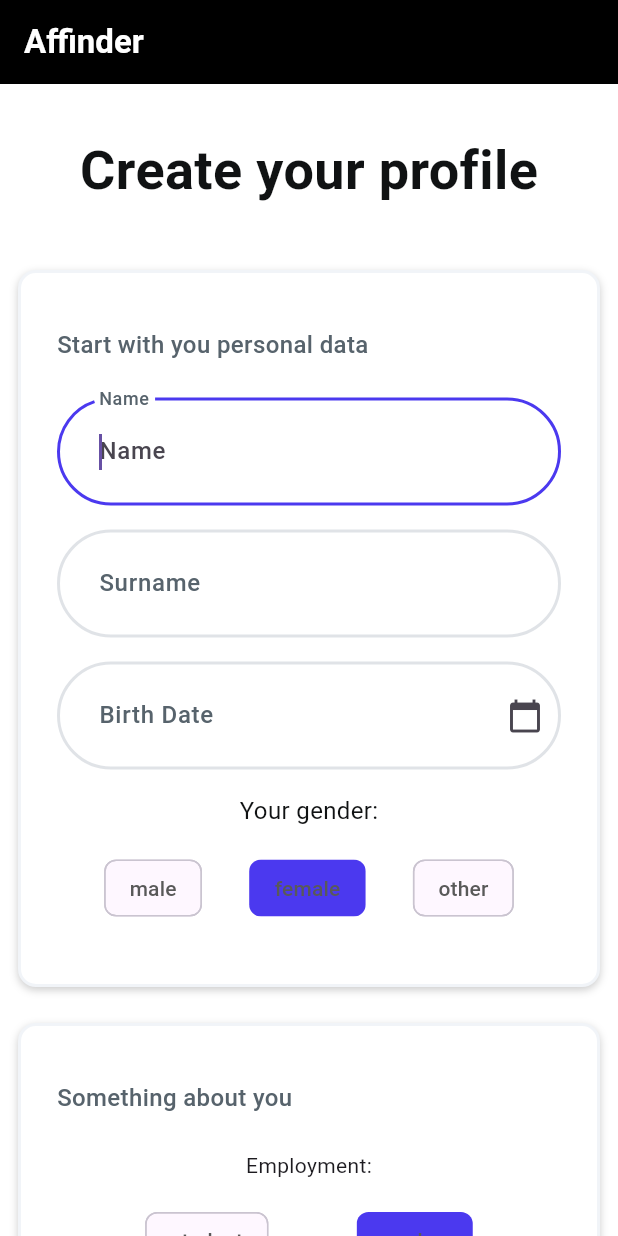
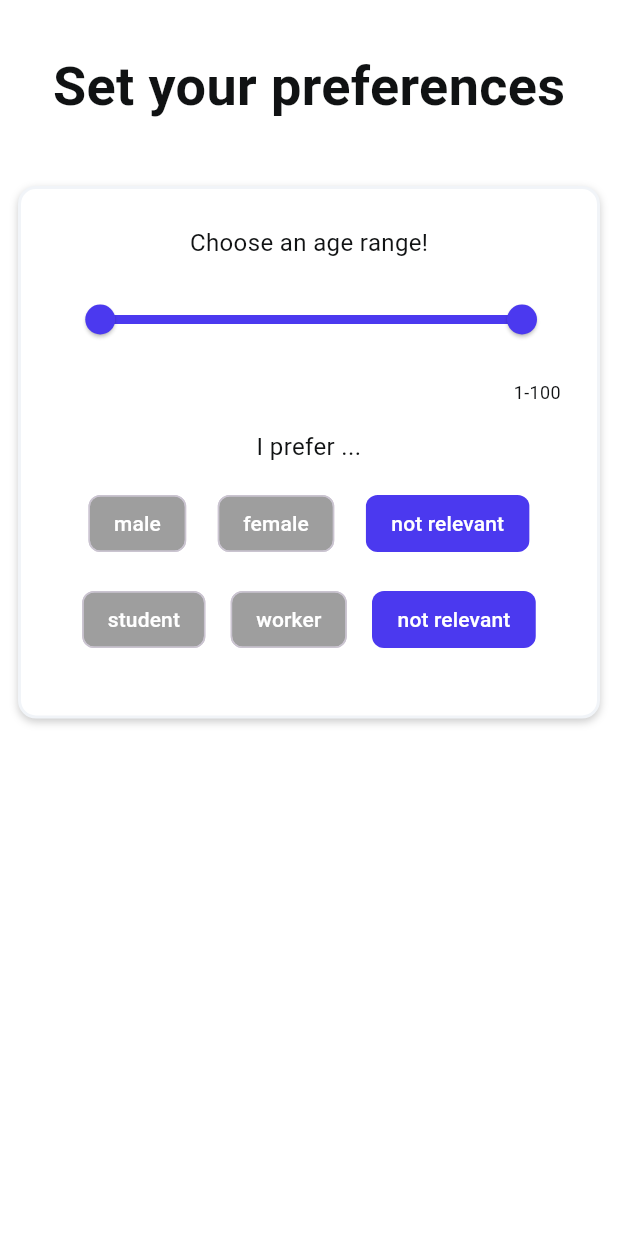
Before and after one commit to antonio-mercurio/DIMAproject, a Flutter app: the screen it shows after launch, on a phone screen of 412 x 824 dp. Run offline on Flutter 3.47's test engine with Material 3 defaults, Android fonts, the phone set to English and light mode, and no system bars; our stand-ins replace cloud_firestore, firebase_auth, firebase_core, firebase_storage, flutter_spinkit, image_picker and 1 more; missing offline and left inert: dart:ffi; accounts and stored records are empty; Roboto replaces fonts that are missing (Plus Jakarta Sans, Readex Pro).

Commit message:
form people

```diff
--- a/prva/lib/main.dart
+++ b/prva/lib/main.dart
@@ -2,6 +2,7 @@ import 'package:flutter/material.dart';
 import 'package:provider/provider.dart';
 import 'package:prva/models/houseProfile.dart';
 import 'package:prva/models/user.dart';
+import 'package:prva/screens/filters_people_adj.dart';
 import 'package:prva/screens/form_personal_profile_adj.dart';
 import 'package:prva/screens/house_profile/homepage_house_profile.dart';
 import 'package:prva/screens/login_adj_screen.dart';
@@ -34,7 +35,7 @@ class MyApp extends StatelessWidget {
       value: AuthService().user,
       initialData: null,
       child: MaterialApp(
-        home: FormPersonalProfileAdj()//ViewProfile(houseProfile: HouseProfile(type: 'Stanza Singola', city: 'Milano', price: 500, address: 'Via Schipsrelli', owner: '', idHouse: '' )),
+        home: FormFiltersPeopleAdj()//ViewProfile(houseProfile: HouseProfile(type: 'Stanza Singola', city: 'Milano', price: 500, address: 'Via Schipsrelli', owner: '', idHouse: '' )),
       ),
     );
   }
--- /dev/null
+++ b/prva/lib/screens/filters_people_adj.dart
@@ -0,0 +1,300 @@
+import 'package:flutter/material.dart';
+
+
+
+/*
+RangeSlider(
+  min: 0.0, // il valore minimo che si può selezionare
+  max: 100.0, // il valore massimo che si può selezionare
+  divisions: 10, // il numero di divisioni del tracciato
+  labels: RangeLabels( // le etichette che mostrano i valori selezionati
+    _startValue.round().toString(), // il valore iniziale
+    _endValue.round().toString(), // il valore finale
+  ),
+  values: RangeValues( // i valori selezionati dallo slider
+    _startValue, // il valore iniziale
+    _endValue, // il valore finale
+  ),
+  onChanged: (values) { // la funzione che viene chiamata quando si cambia lo slider
+    setState(() { // per aggiornare l'interfaccia grafica
+      _startValue = values.start; // assegna il nuovo valore iniziale
+      _endValue = values.end; // assegna il nuovo valore finale
+    });
+  },
+)*/
+
+
+
+
+
+class FormFiltersPeopleAdj extends StatefulWidget {
+  const FormFiltersPeopleAdj({Key? key}) : super(key: key);
+
+  @override
+  State<FormFiltersPeopleAdj> createState() => _FormFiltersPeopleAdjState();
+}
+
+class _FormFiltersPeopleAdjState extends State<FormFiltersPeopleAdj> {
+  double _startValue=1.0;
+  double _endValue=100.0;
+
+  int? _valueGender = 2;
+  int? _valueEmployement = 2;
+  List<String> optionsGender = ['male', 'female', 'not relevant'];
+  List<String> optionsEmployement = ['student', 'worker', 'not relevant'];
+
+  @override
+  Widget build(BuildContext context) {
+
+    return Scaffold(
+        backgroundColor: Colors.white,
+        body: SafeArea(
+          top: true,
+          child: Column(
+            mainAxisSize: MainAxisSize.max,
+            children: [
+              Align(
+                alignment: AlignmentDirectional(0, -1),
+                child: SingleChildScrollView(
+                  child: Column(
+                    mainAxisSize: MainAxisSize.max,
+                    mainAxisAlignment: MainAxisAlignment.center,
+                    children: [
+                      Padding(
+                        padding: EdgeInsetsDirectional.fromSTEB(0, 32, 0, 32),
+                        child: Container(
+                          width: double.infinity,
+                          height: 48,
+                          decoration: BoxDecoration(
+                            borderRadius: BorderRadius.circular(16),
+                          ),
+                          alignment: AlignmentDirectional(0, 0),
+                          child: Text(
+                            'Set your preferences',
+                            style:TextStyle(
+                                  fontFamily: 'Plus Jakarta Sans',
+                                  color: Color(0xFF101213),
+                                  fontSize: 36,
+                                  fontWeight: FontWeight.w600,
+                                ),
+                          ),
+                        ),
+                      ),
+                      Padding(
+                        padding: EdgeInsets.all(12),
+                        child: Container(
+                          width: double.infinity,
+                          constraints: BoxConstraints(
+                            maxWidth: 570,
+                          ),
+                          decoration: BoxDecoration(
+                            color: Colors.white,
+                            boxShadow: [
+                              BoxShadow(
+                                blurRadius: 4,
+                                color: Color(0x33000000),
+                                offset: Offset(0, 2),
+                              )
+                            ],
+                            borderRadius: BorderRadius.circular(12),
+                            border: Border.all(
+                              color: Color(0xFFF1F4F8),
+                              width: 2,
+                            ),
+                          ),
+                          child: Align(
+                            alignment: AlignmentDirectional(0, 0),
+                            child: Padding(
+                              padding: EdgeInsets.all(24),
+                              child: Column(
+                                mainAxisSize: MainAxisSize.max,
+                                crossAxisAlignment: CrossAxisAlignment.start,
+                                children: [
+                                  Padding(
+                                    padding: EdgeInsetsDirectional.fromSTEB(
+                                        0, 0, 0, 16),
+                                    child: Row(
+                                      mainAxisSize: MainAxisSize.max,
+                                      mainAxisAlignment:
+                                          MainAxisAlignment.center,
+                                      children: [
+                                        Text(
+                                          'Choose an age range!',
+                                          style: TextStyle(
+                                            color: Color(0xFF101213),
+                                              fontSize: 16,
+                                                fontFamily: 'Plus Jakarta Sans',
+                                              )),
+                                      ]
+                                    ),
+                                  ),
+                                  Padding(
+                                    padding: EdgeInsetsDirectional.fromSTEB(
+                                        0, 0, 0, 0),
+                                    child: Row(
+                                      mainAxisSize: MainAxisSize.max,
+                                      children: [
+                                        Expanded(
+                                          child: Padding(
+                                            padding:
+                                                EdgeInsetsDirectional.fromSTEB(
+                                                    0, 0, 0, 16),
+                                            child: RangeSlider(
+                                              activeColor:  Color(0xFF4B39EF),
+  min: 0.0, // il valore minimo che si può selezionare
+  max: 100.0, // il valore massimo che si può selezionare
+  divisions: 100, // il numero di divisioni del tracciato
+  labels: RangeLabels( // le etichette che mostrano i valori selezionati
+    _startValue.round().toString(), // il valore iniziale
+    _endValue.round().toString(), // il valore finale
+  ),
+  values: RangeValues( // i valori selezionati dallo slider
+    _startValue, // il valore iniziale
+    _endValue, // il valore finale
+  ),
+  onChanged: (values) { // la funzione che viene chiamata quando si cambia lo slider
+    setState(() { // per aggiornare l'interfaccia grafica
+      _startValue = values.start; // assegna il nuovo valore iniziale
+      _endValue = values.end; // assegna il nuovo valore finale
+    });
+  },
+),
+                                          ),
+                                        ),
+                                      ],
+                                    ),
+                                  ),
+
+                                  Row(
+  mainAxisSize: MainAxisSize.max,
+  children: [
+    Expanded(
+      child: Align(
+        alignment: AlignmentDirectional(1, 0),
+        child: Padding(
+          padding: EdgeInsetsDirectional.fromSTEB(0, 0, 0, 16),
+          child: Text( '${_startValue.toInt()}-${_endValue.toInt()}',
+            textAlign: TextAlign.center,
+            style: TextStyle(
+                                            color: Color(0xFF101213),
+                                              fontSize: 12,
+                                                fontFamily: 'Plus Jakarta Sans',
+                                              )
+          ),
+        ),
+      ),
+    ),
+  ],
+),
+
+                                  Row(
+                                    mainAxisSize: MainAxisSize.max,
+                                    children: [
+                                      Expanded(
+                                        child: Padding(
+                                          padding:
+                                              EdgeInsetsDirectional.fromSTEB(
+                                                  0, 0, 0, 16),
+                                          child: Text(
+                                            'I prefer ...',
+                                            textAlign: TextAlign.center,
+                                            style: TextStyle(
+                                            color: Color(0xFF101213),
+                                              fontSize: 16,
+                                                fontFamily: 'Plus Jakarta Sans',
+                                              )
+                                          ),
+                                        ),
+                                      ),
+                                    ],
+                                  ),
+                                  Row(
+                                    mainAxisSize: MainAxisSize.max,
+                                    children: [
+                                      Expanded(
+                                        child: Padding(
+                                          padding:
+                                              EdgeInsetsDirectional.fromSTEB(
+                                                  0, 0, 0, 16),
+                                          child: Wrap(
+              alignment: WrapAlignment.spaceEvenly ,
+              children: List<Widget>.generate(
+                                        3,
+                                     (int index) {
+                                    return ChoiceChip(
+                                    backgroundColor: Colors.grey,
+                                    label: Text(optionsGender[index]),
+                                    labelStyle: TextStyle(fontFamily: 'Readex Pro',
+                                    color: Colors.white) ,
+                                    selected: _valueGender == index,
+                                    selectedColor: Color(0xFF4B39EF),
+                                    showCheckmark: false,
+                                    iconTheme: IconThemeData(color: const Color.fromARGB(255, 62, 60, 60),
+                                     size: 18,
+                                    ),
+                                    onSelected: (bool selected) {
+                                    setState(() {
+                                    _valueGender = selected ? index : null;
+                                    });
+                                    },
+                                    );
+                                    },
+                                   ).toList(),
+                                                  )
+                                        ),
+                                      ),
+                                    ],
+                                  ),
+                                 Row(
+                                    mainAxisSize: MainAxisSize.max,
+                                    children: [
+                                      Expanded(
+                                        child: Padding(
+                                          padding:
+                                              EdgeInsetsDirectional.fromSTEB(
+                                                  0, 0, 0, 16),
+                                          child: Wrap(
+              alignment: WrapAlignment.spaceEvenly ,
+              children: List<Widget>.generate(
+                                        3,
+                                     (int index) {
+                                    return ChoiceChip(
+                                    label: Text(optionsEmployement[index]),
+                                    labelStyle: TextStyle(fontFamily: 'Readex Pro',
+                                    color: Colors.white) ,
+                                    selected: _valueEmployement == index,
+                                    selectedColor: Color(0xFF4B39EF),
+                                    showCheckmark: false,
+                                    backgroundColor: Colors.grey,
+                                    iconTheme: IconThemeData(
+                                     size: 18,
+                                    ),
+                                    onSelected: (bool selected) {
+                                    setState(() {
+                                    _valueEmployement = selected ? index : null;
+                                    });
+                                    },
+                                    );
+                                    },
+                                   ).toList(),
+                                                  )
+                                        ),
+                                      ),
+                                    ],
+                                  ),
+                                ],
+                              ),
+                            ),
+                          ),
+                        ),
+                      ),
+                    ],
+                  ),
+                ),
+              ),
+            ],
+          ),
+        ),
+      );
+  }
+}
--- a/prva/lib/screens/form_personal_profile_adj.dart
+++ b/prva/lib/screens/form_personal_profile_adj.dart
@@ -395,11 +395,11 @@ class _FormPersonalProfileAdjState extends State<FormPersonalProfileAdj> {
                                     return ChoiceChip(
                                     label: Text(optionsGender[index]),
                                     labelStyle: TextStyle(fontFamily: 'Readex Pro',
-                                    color: const Color.fromARGB(255, 89, 89, 89)) ,
+                                    color: Colors.white) ,
                                     selected: _valueGender == index,
                                     selectedColor: Color(0xFF4B39EF),
                                     showCheckmark: false,
-                                    iconTheme: IconThemeData(color: Colors.grey,
+                                    iconTheme: IconThemeData(color: const Color.fromARGB(255, 62, 60, 60),
                                      size: 18,
                                     ),
                                     onSelected: (bool selected) {
@@ -497,11 +497,11 @@ Padding(
                                     return ChoiceChip(
                                     label: Text(optionsEmployement[index]),
                                     labelStyle: TextStyle(fontFamily: 'Readex Pro',
-                                    color: const Color.fromARGB(255, 89, 89, 89)) ,
+                                    color: Colors.white) ,
                                     selected: _valueEmployement == index,
                                     selectedColor: Color(0xFF4B39EF),
                                     showCheckmark: false,
-                                    iconTheme: IconThemeData(color: Colors.grey,
+                                    iconTheme: IconThemeData(color: const Color.fromARGB(255, 62, 60, 60),
                                      size: 18,
                                     ),
                                     onSelected: (bool selected) {
--- a/prva/pubspec.yaml
+++ b/prva/pubspec.yaml
@@ -46,6 +46,7 @@ dependencies:
   image_picker_ios: ^0.8.9+1
   path: ^1.8.3
   date_field: ^4.0.1
+  flutter_multi_slider: ^2.0.0
 
 
 
```
Also changed, not shown: prva/pubspec.lock.
